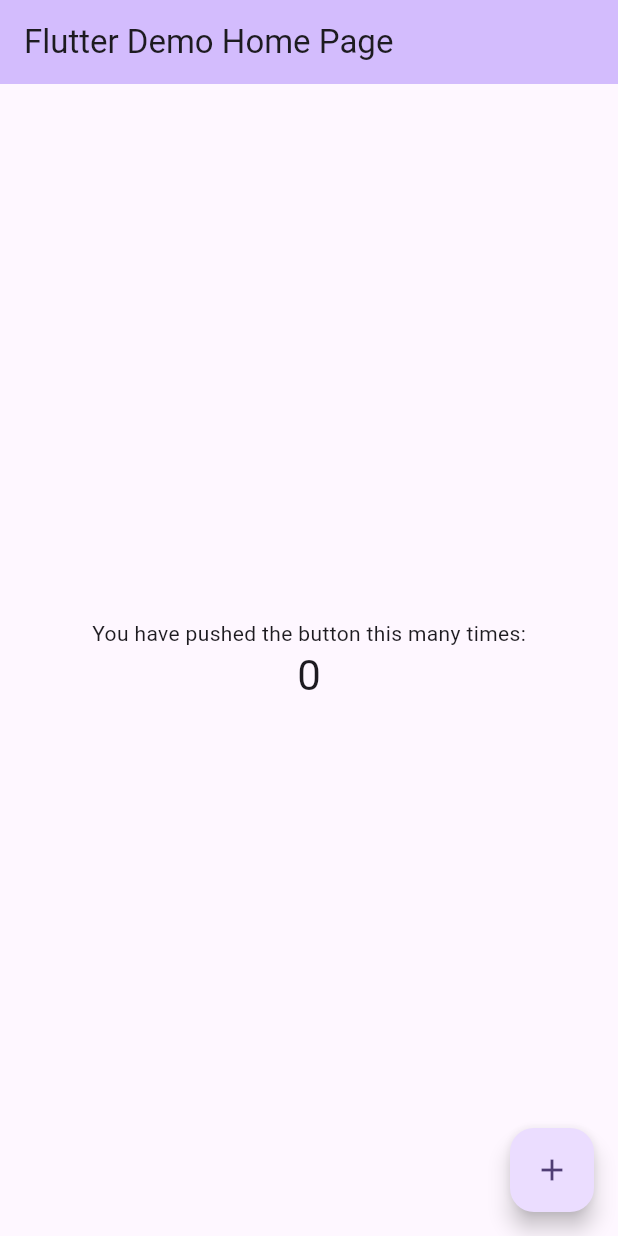
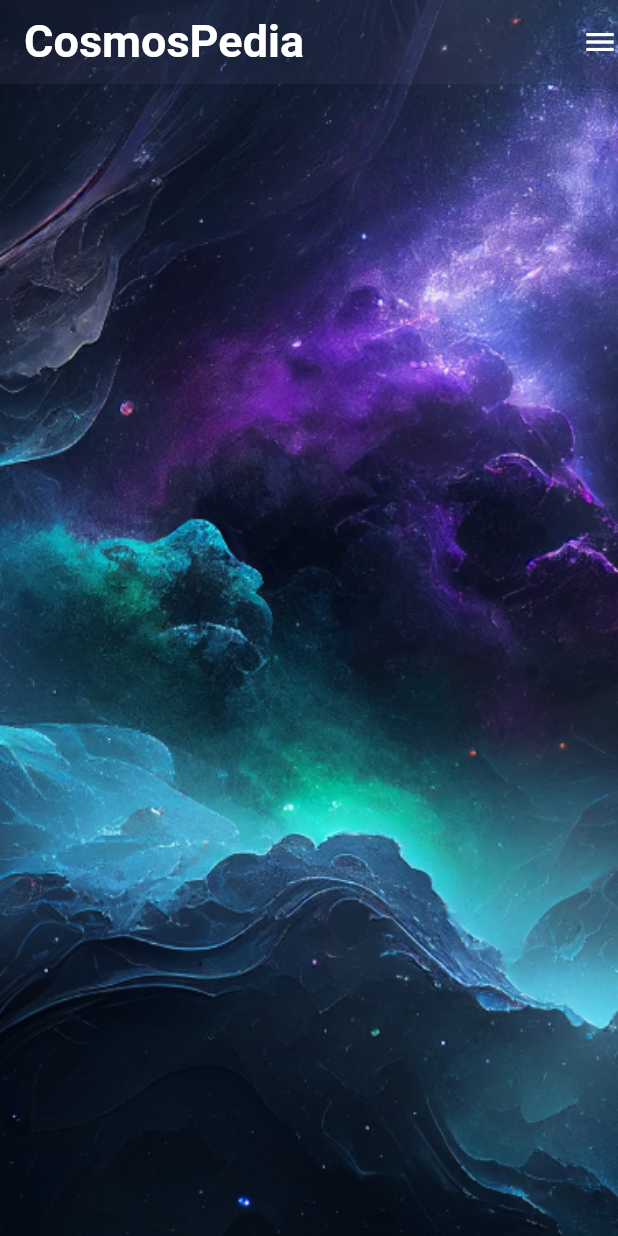
Before and after one commit to Vikas100702/CosmosPedia, a Flutter app: the screen it shows after launch, on a phone screen of 412 x 824 dp. Run offline on Flutter 3.47's test engine with Material 3 defaults, Android fonts, the phone set to English and light mode, and no system bars.

Commit message:
1. Splash Screen. 2. Home Screen. 3. CustomAppBar. 4. CustomNavigationBar.

```diff
--- /dev/null
+++ b/lib/CustomAppBar.dart
@@ -0,0 +1,42 @@
+import 'package:flutter/material.dart';
+
+class CustomAppBar extends StatelessWidget implements PreferredSizeWidget {
+  final String title;
+  final Color titleColor;
+  final FontWeight fontWeight;
+  final double fontSize;
+
+  const CustomAppBar({
+    super.key,
+    required this.title,
+    required this.titleColor,
+    required this.fontWeight,
+    required this.fontSize,
+  });
+
+  @override
+  Size get preferredSize => const Size.fromHeight(kToolbarHeight);
+
+  @override
+  Widget build(BuildContext context) {
+    return AppBar(
+        elevation: 10,
+        backgroundColor: Colors.transparent,
+        automaticallyImplyLeading: false,
+        title: Text(
+          title,
+          style: TextStyle(
+            color: titleColor,
+            fontWeight: fontWeight,
+            fontSize: fontSize,
+          ),
+        ),
+        actions: [
+          Icon(
+            Icons.menu,
+            color: Colors.white,
+          )
+        ],
+    );
+  }
+}
--- /dev/null
+++ b/lib/HomeScreen.dart
@@ -0,0 +1,32 @@
+import 'package:cosmospedia/CustomAppBar.dart';
+import 'package:flutter/material.dart';
+
+class HomeScreen extends StatefulWidget {
+  const HomeScreen({super.key});
+
+  @override
+  State<HomeScreen> createState() => _HomeScreenState();
+}
+
+class _HomeScreenState extends State<HomeScreen> {
+  @override
+  Widget build(BuildContext context) {
+    return Container(
+      decoration: BoxDecoration(
+          image: DecorationImage(
+            fit: BoxFit.cover,
+        image: AssetImage("assets/background.png",),
+      )),
+      child: Column(
+        children: [
+          CustomAppBar(
+            title: "CosmosPedia",
+            titleColor: Colors.white,
+            fontWeight: FontWeight.bold,
+            fontSize: 30,
+          )
+        ],
+      ),
+    );
+  }
+}
--- a/lib/main.dart
+++ b/lib/main.dart
@@ -1,3 +1,4 @@
+import 'package:cosmospedia/splash_screen.dart';
 import 'package:flutter/material.dart';
 
 void main() {
@@ -11,59 +12,13 @@ class MyApp extends StatelessWidget {
   @override
   Widget build(BuildContext context) {
     return MaterialApp(
+      debugShowCheckedModeBanner: false,
       title: 'Flutter Demo',
       theme: ThemeData(
         colorScheme: ColorScheme.fromSeed(seedColor: Colors.deepPurple),
         useMaterial3: true,
       ),
-      home: const MyHomePage(title: 'Flutter Demo Home Page'),
+      home: const SplashScreen(),
     );
   }
 }
-
-class MyHomePage extends StatefulWidget {
-  const MyHomePage({super.key, required this.title});
-  final String title;
-
-  @override
-  State<MyHomePage> createState() => _MyHomePageState();
-}
-
-class _MyHomePageState extends State<MyHomePage> {
-  int _counter = 0;
-
-  void _incrementCounter() {
-    setState(() {
-      _counter++;
-    });
-  }
-
-  @override
-  Widget build(BuildContext context) {
-    return Scaffold(
-      appBar: AppBar(
-        backgroundColor: Theme.of(context).colorScheme.inversePrimary,
-        title: Text(widget.title),
-      ),
-      body: Center(
-        child: Column(
-          mainAxisAlignment: MainAxisAlignment.center,
-          children: <Widget>[
-            const Text(
-              'You have pushed the button this many times:',
-            ),
-            Text(
-              '$_counter',
-              style: Theme.of(context).textTheme.headlineMedium,
-            ),
-          ],
-        ),
-      ),
-      floatingActionButton: FloatingActionButton(
-        onPressed: _incrementCounter,
-        tooltip: 'Increment',
-        child: const Icon(Icons.add),
-      ), // This trailing comma makes auto-formatting nicer for build methods.
-    );
-  }
-}
--- /dev/null
+++ b/lib/splash_screen.dart
@@ -0,0 +1,35 @@
+import 'dart:async';
+import 'package:flutter/material.dart';
+
+import 'HomeScreen.dart';
+
+class SplashScreen extends StatefulWidget {
+  const SplashScreen({super.key});
+
+  @override
+  State<SplashScreen> createState() => _SplashScreenState();
+}
+
+class _SplashScreenState extends State<SplashScreen> {
+  @override
+  void initState() {
+    super.initState();
+    Timer(Duration(seconds: 3), () {
+      //Navigate to another page.
+      Navigator.push(
+          context, MaterialPageRoute(builder: (context) => HomeScreen()));
+    });
+  }
+
+  @override
+  Widget build(BuildContext context) {
+    return Container(
+      child: Text("CosmosPedia",
+          style: TextStyle(
+            color: Colors.white,
+            fontWeight: FontWeight.bold,
+            fontSize: 30,
+          )),
+    );
+  }
+}
--- a/pubspec.yaml
+++ b/pubspec.yaml
@@ -59,9 +59,8 @@ flutter:
   uses-material-design: true
 
   # To add assets to your application, add an assets section, like this:
-  # assets:
-  #   - images/a_dot_burr.jpeg
-  #   - images/a_dot_ham.jpeg
+  assets:
+    - assets/
 
   # An image asset can refer to one or more resolution-specific "variants", see
   # https://flutter.dev/assets-and-images/#resolution-aware
```
Also changed, not shown: assets/background.png (added), lib/CustomNavigationBar.dart (added).
